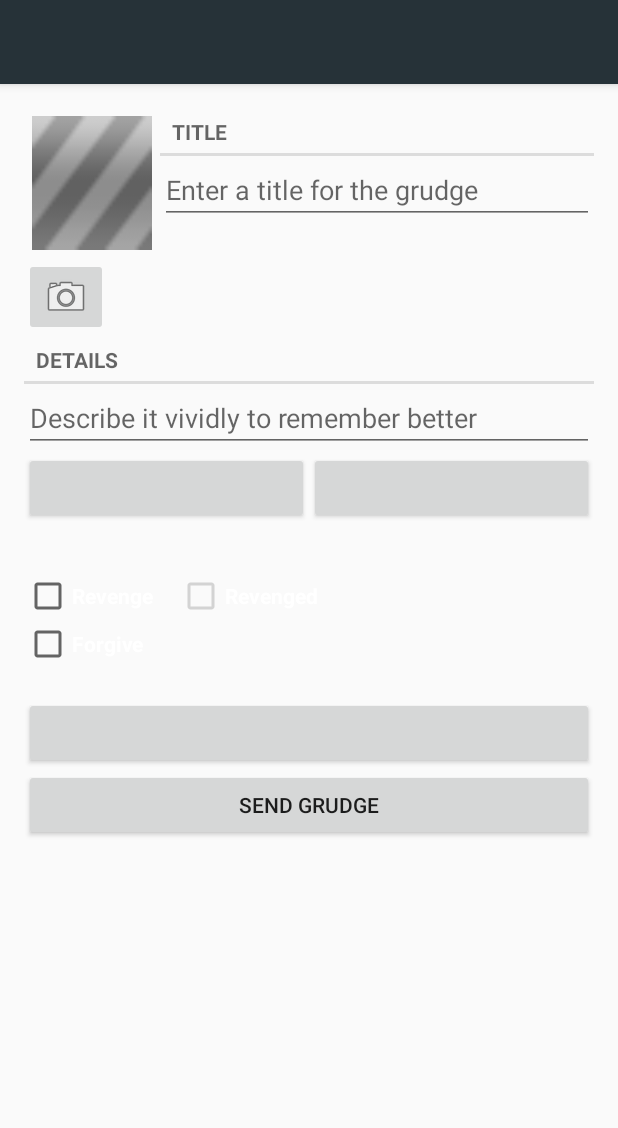
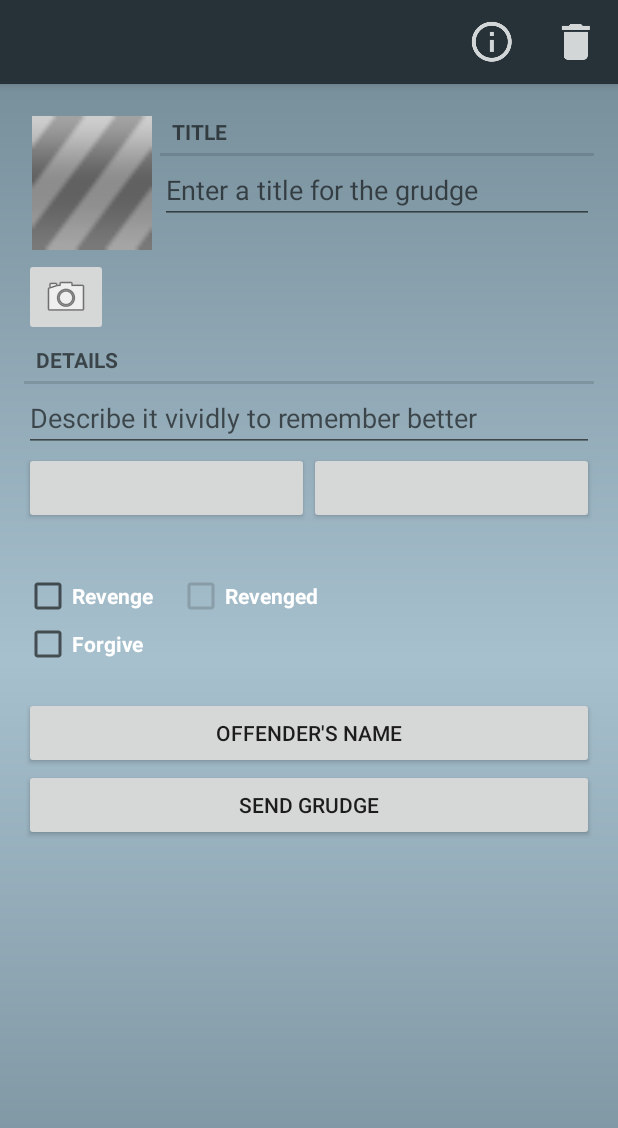
Before and after one commit to Shaary/NeverForget, an Android app: the fragment BasicFragment placed in its activity, on a phone screen of 412 x 824 dp. Shown: the top 1128 px of the screen. Run offline under Robolectric (Android 15) with nearby library versions, the phone set to English and light mode, and no system bars; our stand-ins replace ButterKnife, Room's generated code, data binding; 9 statements that could not run were skipped.

Commit message:
Everything works. Added two way listeners to checkboxes.

```diff
--- a/app/src/main/java/com/shaary/neverforget/controller/BasicFragment.java
+++ b/app/src/main/java/com/shaary/neverforget/controller/BasicFragment.java
@@ -4,13 +4,19 @@ package com.shaary.neverforget.controller;
 import android.databinding.DataBindingUtil;
 import android.os.Bundle;
 import android.support.annotation.Nullable;
+import android.support.v4.app.DialogFragment;
 import android.support.v4.app.Fragment;
 import android.util.Log;
 import android.view.LayoutInflater;
+import android.view.Menu;
+import android.view.MenuInflater;
+import android.view.MenuItem;
 import android.view.View;
 import android.view.ViewGroup;
+import android.view.WindowManager;
 
 import com.shaary.neverforget.R;
+import com.shaary.neverforget.view.InfoFragment;
 import com.shaary.neverforget.viewModel.BasicFragmentVM;
 import com.shaary.neverforget.databinding.FragmentBasicBinding;
 import com.shaary.neverforget.model.Grudge;
@@ -33,21 +39,6 @@ public class BasicFragment extends Fragment {
 
     //data binding
     FragmentBasicBinding binding;
-
-//    @BindView(R.id.basic_title) EditText titleField;
-//    @BindView(R.id.basic_description_text) EditText descriptionField;
-//    @BindView(R.id.basic_date_button) Button dateButton;
-//    @BindView(R.id.basic_time_button) Button timeButton;
-//    @BindView(R.id.basic_send_button) Button sendButton;
-//    @BindView(R.id.basic_person_button) Button victimButton;
-//    @BindView(R.id.basic_remind) CheckBox remindCheckBox;
-//    @BindView(R.id.basic_action1) CheckBox revengeCheckBox;
-//    @BindView(R.id.grudge_revenged) CheckBox revengedCheckBox;
-//    @BindView(R.id.basic_action2) CheckBox forgiveCheckBox;
-//    @BindView(R.id.basic_action_text) TextView forgiveText;
-//    @BindView(R.id.basic_imageView) ImageView grudgeImage;
-//    @BindView(R.id.basic_photo_button) ImageButton photoButton;
-//    @BindView(R.id.basic_scroll_view) ScrollView layout;
 
     public static BasicFragment newInstance(long grudgeId) {
         Bundle args = new Bundle();
@@ -79,4 +70,40 @@ public class BasicFragment extends Fragment {
 
         setHasOptionsMenu(true);
     }
+
+    @Override
+    public void onStart() {
+        super.onStart();
+        //Prevents soft keyboard from popping up when open the fragment
+        getActivity().getWindow().setSoftInputMode(
+                WindowManager.LayoutParams.SOFT_INPUT_STATE_ALWAYS_HIDDEN);
+    }
+
+    @Override
+    public void onDetach() {
+        super.onDetach();
+        callbacks = null;
+    }
+
+    @Override
+    public void onCreateOptionsMenu(Menu menu, MenuInflater inflater) {
+        super.onCreateOptionsMenu(menu, inflater);
+        inflater.inflate(R.menu.fragment_grudge, menu);
+    }
+
+    @Override
+    public boolean onOptionsItemSelected(MenuItem item) {
+
+        switch (item.getItemId()) {
+            case R.id.grudge_delete:
+                GrudgePit.getInstance(getActivity()).deleteGrudgeById(grudge.getId());
+                getActivity().finish();
+                return true;
+
+            case R.id.grudge_info:
+                InfoFragment infoFragment = new InfoFragment();
+                infoFragment.show(getFragmentManager(), "info");
+        }
+        return super.onOptionsItemSelected(item);
+    }
 }
--- a/app/src/main/java/com/shaary/neverforget/model/Grudge.java
+++ b/app/src/main/java/com/shaary/neverforget/model/Grudge.java
@@ -39,8 +39,6 @@ public class Grudge {
         SimpleDateFormat simpleDateFormat = new SimpleDateFormat(getFormat(), Locale.getDefault());
         return simpleDateFormat.format(date);
     }
-
-    //TODO: think about changing the structure: use int instead of UUID
 
     public void setId(long id) {
         this.id = id;
--- a/app/src/main/res/layout/fragment_basic.xml
+++ b/app/src/main/res/layout/fragment_basic.xml
@@ -4,6 +4,10 @@
         <variable
             name="event"
             type="com.shaary.neverforget.viewModel.BasicFragmentVM"/>
+
+        <variable
+            name="model"
+            type="com.shaary.neverforget.model.Grudge"/>
     </data>
     <ScrollView
         xmlns:android="http://schemas.android.com/apk/res/android"
@@ -11,7 +15,8 @@
         xmlns:tools="http://schemas.android.com/tools"
         android:layout_width="match_parent"
         android:layout_height="match_parent"
-        android:id="@+id/basic_scroll_view">
+        android:id="@+id/basic_scroll_view"
+        android:background="@drawable/grudge_gradient">
 
         <RelativeLayout
             android:id="@+id/basic_relative_layout"
@@ -87,7 +92,9 @@
                     android:id="@+id/basic_date_button"
                     android:layout_width="match_parent"
                     android:layout_height="wrap_content"
-                    android:layout_weight="1"/>
+                    android:layout_weight="1"
+                    android:text="@{model.formattedDate}"
+                    />
 
                 <Button
                     android:id="@+id/basic_time_button"
@@ -116,7 +123,8 @@
                     android:layout_height="wrap_content"
                     android:text="@string/grudge_revenge_label"
                     android:textColor="@android:color/background_light"
-                    android:textStyle="bold" />
+                    android:textStyle="bold"
+                    android:checked="@={event.action1}"/>
 
                 <CheckBox
                     android:id="@+id/basic_action2"
@@ -124,7 +132,8 @@
                     android:layout_height="wrap_content"
                     android:text="@string/grudge_forgive_checkbox"
                     android:textColor="@android:color/background_light"
-                    android:textStyle="bold" />
+                    android:textStyle="bold"
+                    android:checked="@={event.action2}"/>
 
             </LinearLayout>
 
@@ -137,15 +146,16 @@
                 android:visibility="invisible"/>
 
             <CheckBox
-                android:id="@+id/grudge_revenged"
+                android:id="@+id/action1_completed"
                 android:layout_width="wrap_content"
                 android:layout_height="wrap_content"
                 android:layout_below="@+id/checkBox"
                 android:layout_toEndOf="@+id/basic_checkbox_layout"
-                android:enabled="false"
+                android:enabled="@{event.action1CompleteEnabled}"
                 android:text="@string/revenged_text"
                 android:textColor="@android:color/background_light"
-                android:textStyle="bold" />
+                android:textStyle="bold"
+                android:checked="@={event.action1Completed}"/>
 
             <TextView
                 android:id="@+id/basic_action_text"
--- a/app/src/main/res/values/strings.xml
+++ b/app/src/main/res/values/strings.xml
@@ -53,7 +53,4 @@
     <string name="forgiven_question">Are you sure?</string>
     <string name="enter_the_name">Enter the name</string>
 
-    <!-- TODO: Remove or change this placeholder text -->
-    <string name="hello_blank_fragment">Hello blank fragment</string>
-
 </resources>
```
Also changed, not shown: app/build.gradle (+15 -10 lines), app/src/main/java/com/shaary/neverforget/controller/GrudgeFragment.java (+48 -47 lines), app/src/main/java/com/shaary/neverforget/model/Gratitude.java (+4 -16 lines), app/src/main/java/com/shaary/neverforget/viewModel/BasicFragmentVM.java (+77 -21 lines).
